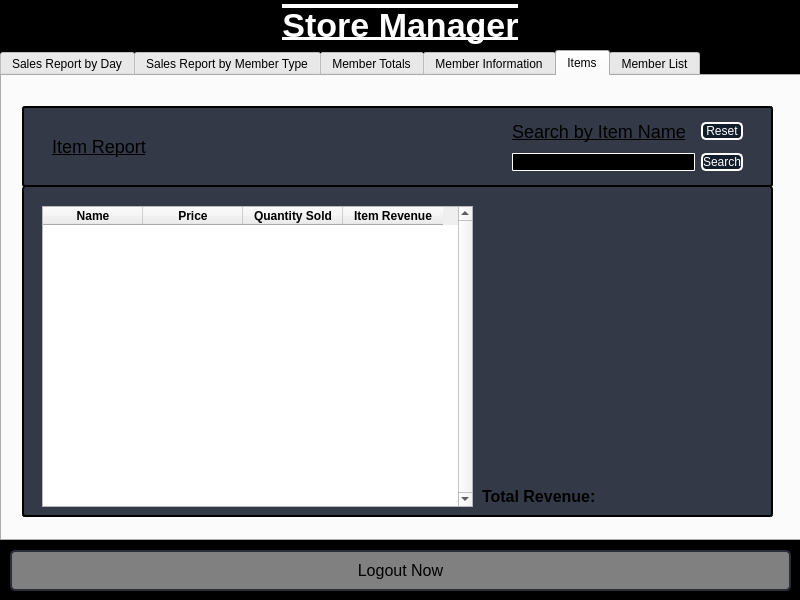
First picture: the form in CS1C_BulkClub/storemanagerwindow.ui, repository BlankMKB/CS1C-Group-Project-1, before the edit.
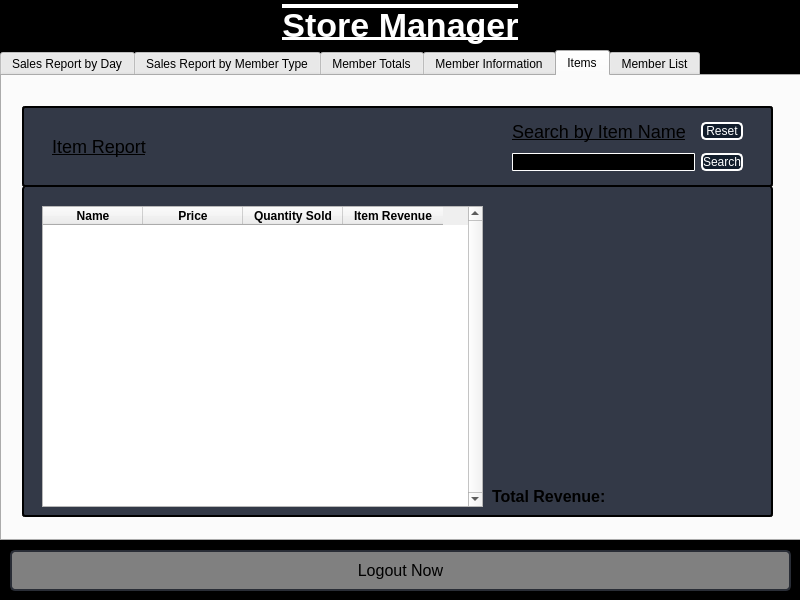
Second picture: the form after the edit. The open tabs and pages were chosen to show the change.

What changed in the file:
```diff
--- a/CS1C_BulkClub/storemanagerwindow.ui
+++ b/CS1C_BulkClub/storemanagerwindow.ui
@@ -1124,7 +1124,7 @@
        <rect>
         <x>20</x>
         <y>20</y>
-        <width>431</width>
+        <width>441</width>
         <height>301</height>
        </rect>
       </property>
@@ -1178,9 +1178,9 @@
      <widget class="QLabel" name="itemTotRevLabel">
       <property name="geometry">
        <rect>
-        <x>460</x>
+        <x>470</x>
         <y>290</y>
-        <width>281</width>
+        <width>271</width>
         <height>41</height>
        </rect>
       </property>
```
Left out of the diff: 9 changed lines with no effect on the pictures.
